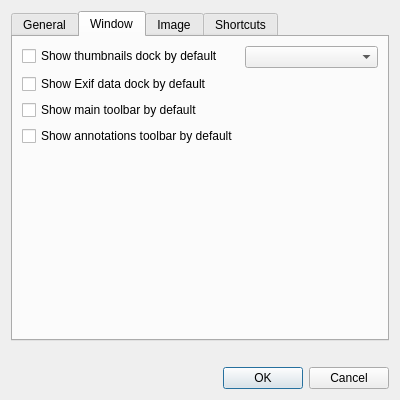
Above: src/preferencesdialog.ui from lxqt/lximage-qt before the change. Below: the same form after it.
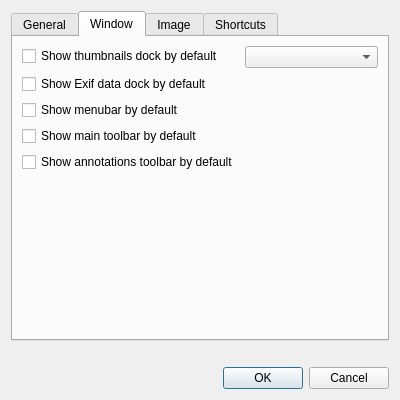
That is the form after the change. The open tabs and pages were chosen to show the change. Custom widgets are drawn as their Qt base class.

Commit message: Add option to show/hide menubar (#454)

The edit to the form file:
```diff
--- a/src/preferencesdialog.ui
+++ b/src/preferencesdialog.ui
@@ -114,6 +114,13 @@
          </property>
         </widget>
        </item>
+       <item row="2" column="0">
+        <widget class="QCheckBox" name="menubarBox">
+         <property name="text">
+          <string>Show menubar by default</string>
+         </property>
+        </widget>
+       </item>
        <item row="3" column="0">
         <widget class="QCheckBox" name="toolbarBox">
          <property name="text">
```
The commit also changes 5 other files.
